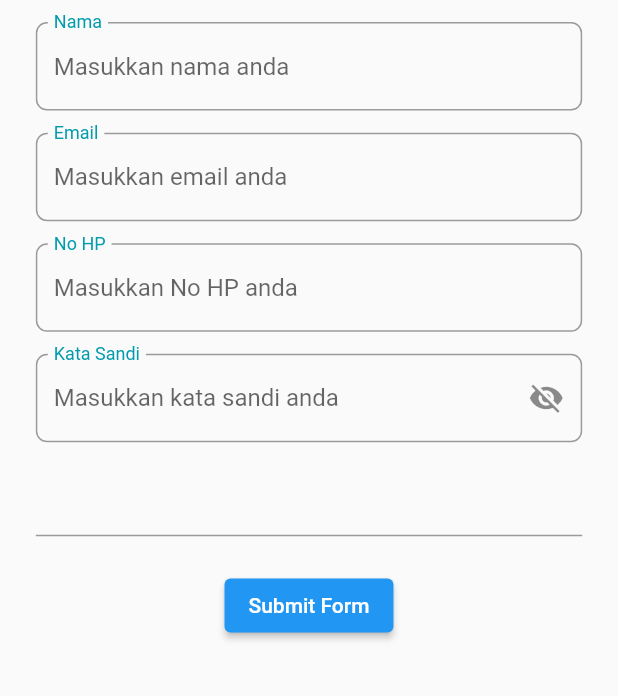
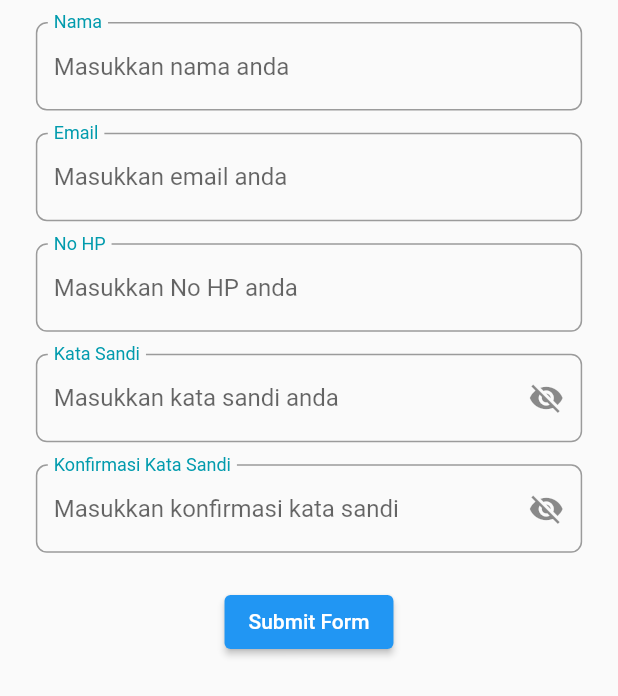
Before and after one commit to abdaziz-04/venturo-form-stepper-aziz, a Flutter app: the screen it shows after launch, on a phone screen of 412 x 824 dp. Shown: the top 696 px of the screen. Run offline on Flutter 3.47's test engine with Material 2 defaults, Android fonts, the phone set to English and light mode, and no system bars; our stand-ins replace flutter_screenutil, get, google_fonts; missing offline and left inert: fast_rsa; key blocks and very long unbroken strings in the code were emptied for the run.

Commit message:
password confirmation validator

```diff
--- a/lib/features/profiling/controllers/profiling_controller.dart
+++ b/lib/features/profiling/controllers/profiling_controller.dart
@@ -17,6 +17,10 @@ class ProfilingController extends GetxController {
   var passwordErrorMessage = "".obs;
   var obscurePassword = true.obs;
 
+  var passwordConfirmationController = TextEditingController();
+  var passwordConfirmationErrorMessage = "".obs;
+  var obscurePasswordConfirmation = true.obs;
+
   @override
   void onInit() {
     super.onInit();
@@ -25,6 +29,7 @@ class ProfilingController extends GetxController {
     emailController.addListener(emailListener);
     phoneController.addListener(phoneListener);
     passwordController.addListener(passwordListener);
+    passwordConfirmationController.addListener(passwordConfirmationListener);
   }
 
   void nameListener() {
@@ -75,12 +80,12 @@ class ProfilingController extends GetxController {
   void passwordListener() {
     var password = passwordController.text.trim();
     if (password.isEmpty) {
-      passwordErrorMessage.value = "Password tidak boleh kosong";
+      passwordErrorMessage.value = "Kata sandi tidak boleh kosong";
       return;
     }
 
     if (password.isNotEmpty && password.length < 9) {
-      passwordErrorMessage.value = "Password minimal terdiri dari 9 karakter";
+      passwordErrorMessage.value = "Kata sandi minimal terdiri dari 9 karakter";
       return;
     }
 
@@ -89,25 +94,47 @@ class ProfilingController extends GetxController {
     RegExp number = RegExp(r'[0-9]');
 
     if (!upperCase.hasMatch(password)) {
-      passwordErrorMessage.value = "Password harus mengandung 1 huruf besar";
+      passwordErrorMessage.value = "Kata sandi harus mengandung 1 huruf besar";
       return;
     }
 
     if (!lowerCase.hasMatch(password)) {
-      passwordErrorMessage.value = "Password harus mengandung 1 huruf kecil";
+      passwordErrorMessage.value = "Kata sandi harus mengandung 1 huruf kecil";
       return;
     }
 
     if (!number.hasMatch(password)) {
-      passwordErrorMessage.value = "Password harus mengandung 1 angka";
+      passwordErrorMessage.value = "Kata sandi harus mengandung 1 angka";
       return;
     }
 
     passwordErrorMessage.value = "";
   }
 
+  void passwordConfirmationListener() {
+    var passwordConfirmation = passwordConfirmationController.text.trim();
+    if (passwordConfirmation.isEmpty) {
+      passwordConfirmationErrorMessage.value =
+          "Konfirmasi Kata sandi tidak boleh kosong";
+      return;
+    }
+
+    var password = passwordController.text.trim();
+    if (passwordConfirmation != password) {
+      passwordConfirmationErrorMessage.value =
+          "Konfirmasi Kata sandi tidak sama";
+      return;
+    }
+
+    passwordConfirmationErrorMessage.value = "";
+  }
+
   void showPassword() {
     obscurePassword.toggle();
+  }
+
+  void showConfirmationPassword() {
+    obscurePasswordConfirmation.toggle();
   }
 
   bool isValidEmail(String email) {
--- a/lib/features/profiling/view/ui/profiling_screen.dart
+++ b/lib/features/profiling/view/ui/profiling_screen.dart
@@ -101,7 +101,33 @@ class ProfilingScreen extends StatelessWidget {
                   );
                 }),
                 SizedBox(height: 16.h),
-                const TextField(),
+                Obx(() {
+                  String? errorMessage;
+
+                  errorMessage =
+                      controller.passwordConfirmationErrorMessage.value.trim();
+                  if (errorMessage.isEmpty) {
+                    errorMessage = null;
+                  }
+
+                  var obscurePassword =
+                      controller.obscurePasswordConfirmation.value;
+
+                  return CustomTextFieldWidget(
+                    controller: controller.passwordConfirmationController,
+                    errorMessage: errorMessage,
+                    label: 'Konfirmasi Kata Sandi',
+                    hint: 'Masukkan konfirmasi kata sandi',
+                    inputType: TextInputType.visiblePassword,
+                    obscureText: obscurePassword,
+                    suffixIcon: InkWell(
+                      onTap: () => controller.showConfirmationPassword(),
+                      child: Icon(obscurePassword
+                          ? Icons.visibility_off
+                          : Icons.visibility),
+                    ),
+                  );
+                }),
                 SizedBox(height: 24.h),
                 ElevatedButton(
                   onPressed: () {},
```
